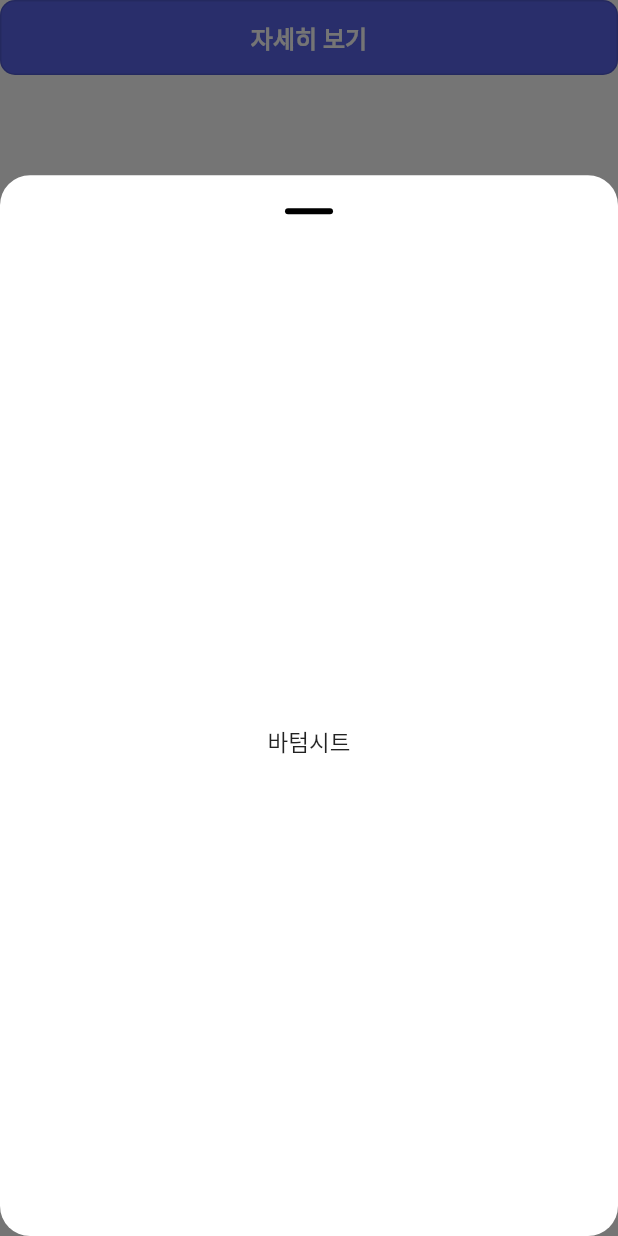
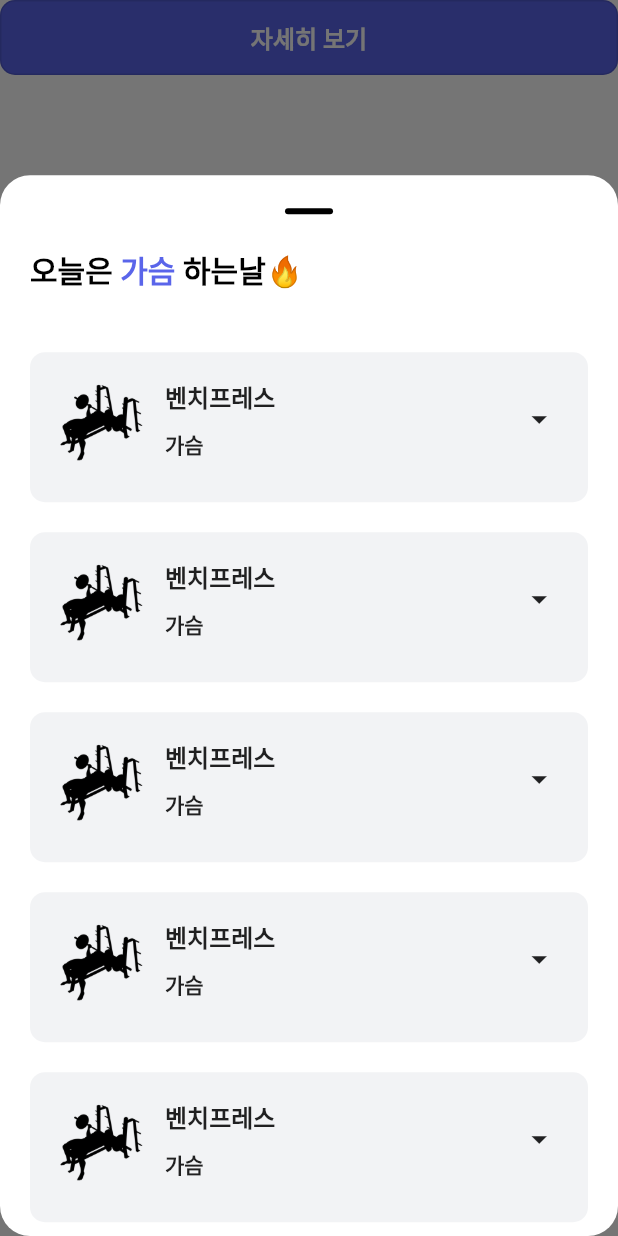
Before and after one commit to ggalmury/gymmy-client, a Flutter app: the PrimaryBtn widget shown alone on an empty page, opened directly, after a tap on "자세히 보기", on a phone screen of 412 x 824 dp. Run offline on Flutter 3.47's test engine with Material 2 defaults, Android fonts, the phone set to English and light mode, and no system bars; our stand-ins replace flutter_svg, table_calendar.

Commit message:
feat: implementing summaries of work out data for each day

```diff
--- a/lib/properties/app_color.dart
+++ b/lib/properties/app_color.dart
@@ -3,7 +3,7 @@ import 'package:flutter/material.dart';
 class AppColor {
   static const Color appColor = Color.fromRGBO(90, 101, 234, 1);
   static const Color appColorLight = Color.fromRGBO(90, 101, 234, 0.5);
-  static const Color grey1 = Color.fromRGBO(227, 229, 232, 1);
-  static const Color grey2 = Color.fromRGBO(242, 243, 245, 1);
+  static const Color grey1 = Color.fromRGBO(242, 243, 245, 1);
+  static const Color grey2 = Color.fromRGBO(227, 229, 232, 1);
   static const Color grey3 = Color.fromRGBO(215, 217, 220, 1);
 }
--- a/lib/utils/helper/screen_util.dart
+++ b/lib/utils/helper/screen_util.dart
@@ -13,11 +13,13 @@ class ScreenUtil {
       isScrollControlled: true,
       showDragHandle: true,
       builder: (BuildContext ctx) {
-        return SizedBox(
-          height: height ?? MediaQuery.of(context).size.height * 0.8,
-          child: Padding(
-            padding: const EdgeInsets.symmetric(horizontal: 20),
-            child: child,
+        return SafeArea(
+          child: SizedBox(
+            height: height ?? MediaQuery.of(context).size.height * 0.8,
+            child: Padding(
+              padding: const EdgeInsets.symmetric(horizontal: 20),
+              child: child,
+            ),
           ),
         );
       },
--- a/lib/widgets/atoms/buttons/primary_btn.dart
+++ b/lib/widgets/atoms/buttons/primary_btn.dart
@@ -22,7 +22,7 @@ class PrimaryBtn extends StatelessWidget {
     }
   }
 
-  Color _foregroundColor() {
+  Color _fontColor() {
     switch (widgetColor) {
       case WidgetColor.appColor:
         return Colors.white;
@@ -37,16 +37,17 @@ class PrimaryBtn extends StatelessWidget {
       child: OutlinedButton(
         onPressed: onPressed,
         style: OutlinedButton.styleFrom(
-            backgroundColor: _backgroundColor(),
-            foregroundColor: _foregroundColor(),
-            shape: RoundedRectangleBorder(
-              borderRadius: BorderRadius.circular(10),
-            )),
+          backgroundColor: _backgroundColor(),
+          shape: RoundedRectangleBorder(
+            borderRadius: BorderRadius.circular(10),
+          ),
+        ),
         child: Text(
           label,
-          style: const TextStyle(
+          style: TextStyle(
             fontSize: 16,
             fontWeight: FontWeight.bold,
+            color: _fontColor(),
           ),
         ),
       ),
--- /dev/null
+++ b/lib/widgets/atoms/buttons/text_btn.dart
@@ -0,0 +1,36 @@
+import 'package:flutter/material.dart';
+
+class TextBtn extends StatelessWidget {
+  final String label;
+  final VoidCallback onPressed;
+  final double? width;
+  final Color? fontColor;
+
+  const TextBtn(
+      {super.key,
+      required this.label,
+      required this.onPressed,
+      this.width,
+      this.fontColor});
+
+  @override
+  Widget build(BuildContext context) {
+    return SizedBox(
+      width: width ?? double.infinity,
+      child: OutlinedButton(
+        onPressed: onPressed,
+        style: ButtonStyle(
+          side: MaterialStateProperty.all(BorderSide.none),
+        ),
+        child: Text(
+          label,
+          style: TextStyle(
+            fontSize: 16,
+            fontWeight: FontWeight.bold,
+            color: fontColor,
+          ),
+        ),
+      ),
+    );
+  }
+}
--- a/lib/widgets/molecules/svg_row.dart
+++ b/lib/widgets/molecules/svg_row.dart
@@ -24,7 +24,7 @@ class SvgRow extends StatelessWidget {
             child: ScreenUtil.svgFactory(svgName, svgSize ?? 16),
           ),
         ),
-        const SizedBox(width: 5),
+        const SizedBox(width: 7),
         Text(
           label,
           style: const TextStyle(
--- a/lib/widgets/organisms/app_calendar.dart
+++ b/lib/widgets/organisms/app_calendar.dart
@@ -13,7 +13,7 @@ class AppCalendar extends StatelessWidget {
   Widget build(BuildContext context) {
     return Container(
       decoration: const BoxDecoration(
-        color: AppColor.grey2,
+        color: AppColor.grey1,
         borderRadius: BorderRadius.all(
           Radius.circular(20),
         ),
--- a/lib/widgets/screens/routine.dart
+++ b/lib/widgets/screens/routine.dart
@@ -3,6 +3,7 @@ import 'package:gymmy_client/properties/app_color.dart';
 import 'package:gymmy_client/utils/enum/widget.dart';
 import 'package:gymmy_client/utils/helper/screen_util.dart';
 import 'package:gymmy_client/widgets/atoms/buttons/primary_btn.dart';
+import 'package:gymmy_client/widgets/atoms/buttons/text_btn.dart';
 import 'package:gymmy_client/widgets/molecules/svg_row.dart';
 import 'package:gymmy_client/widgets/organisms/app_calendar.dart';
 import 'package:gymmy_client/widgets/templates/base.dart';
@@ -38,7 +39,7 @@ class _RoutineState extends State<Routine> {
           Expanded(
             child: Container(
               decoration: const BoxDecoration(
-                color: AppColor.grey2,
+                color: AppColor.grey1,
                 borderRadius: BorderRadius.all(
                   Radius.circular(20),
                 ),
@@ -102,9 +103,7 @@ class _RoutineState extends State<Routine> {
                       label: "자세히 보기",
                       onPressed: () => ScreenUtil.bottomSheetHandler(
                         context,
-                        const Center(
-                          child: Text("바텀시트"),
-                        ),
+                        _BottomSheetBody(),
                       ),
                       widgetColor: WidgetColor.appColor,
                       widgetSize: WidgetSize.big,
@@ -119,3 +118,167 @@ class _RoutineState extends State<Routine> {
     );
   }
 }
+
+class _BottomSheetBody extends StatelessWidget {
+  @override
+  Widget build(BuildContext context) {
+    return NestedScrollView(
+      headerSliverBuilder: (context, innerBoxIsScrolled) {
+        return [
+          SliverToBoxAdapter(
+            child: Padding(
+              padding: const EdgeInsets.only(bottom: 40),
+              child: RichText(
+                text: const TextSpan(
+                  children: [
+                    TextSpan(text: "오늘은 "),
+                    TextSpan(
+                      text: "가슴",
+                      style: TextStyle(color: AppColor.appColor),
+                    ),
+                    TextSpan(text: " 하는날🔥"),
+                  ],
+                  style: TextStyle(
+                    fontSize: 20,
+                    fontWeight: FontWeight.bold,
+                    color: Colors.black,
+                  ),
+                ),
+              ),
+            ),
+          ),
+        ];
+      },
+      body: SingleChildScrollView(
+        child: Column(
+          children: List.generate(
+            6,
+            (index) {
+              return const Column(
+                children: [
+                  _PlanContainer(),
+                  SizedBox(height: 20),
+                ],
+              );
+            },
+          ),
+        ),
+      ),
+    );
+  }
+}
+
+class _PlanContainer extends StatefulWidget {
+  const _PlanContainer({super.key});
+
+  @override
+  State<_PlanContainer> createState() => __PlanContainertate();
+}
+
+class __PlanContainertate extends State<_PlanContainer> {
+  bool _updateToggle = false;
+
+  void _setUpdateToggle() {
+    setState(() {
+      _updateToggle = !_updateToggle;
+    });
+  }
+
+  @override
+  Widget build(BuildContext context) {
+    return GestureDetector(
+      onTap: _setUpdateToggle,
+      child: Container(
+        width: double.infinity,
+        decoration: const BoxDecoration(
+          color: AppColor.grey1,
+          borderRadius: BorderRadius.all(
+            Radius.circular(10),
+          ),
+        ),
+        child: Padding(
+          padding: const EdgeInsets.symmetric(horizontal: 20, vertical: 10),
+          child: Column(
+            mainAxisAlignment: MainAxisAlignment.spaceEvenly,
+            children: [
+              SizedBox(
+                height: 70,
+                child: Row(
+                  mainAxisAlignment: MainAxisAlignment.spaceBetween,
+                  children: [
+                    Row(
+                      children: [
+                        ClipRect(
+                          child: Image.asset(
+                            "assets/image/bench-press.png",
+                            width: 55,
+                            height: 55,
+                          ),
+                        ),
+                        const SizedBox(width: 15),
+                        const Column(
+                          mainAxisAlignment: MainAxisAlignment.center,
+                          crossAxisAlignment: CrossAxisAlignment.start,
+                          children: [
+                            Text(
+                              "벤치프레스",
+                              style: TextStyle(
+                                fontSize: 16,
+                                fontWeight: FontWeight.bold,
+                              ),
+                            ),
+                            SizedBox(height: 10),
+                            Text(
+                              "가슴",
+                              style: TextStyle(
+                                fontSize: 14,
+                                fontWeight: FontWeight.bold,
+                              ),
+                            ),
+                          ],
+                        ),
+                      ],
+                    ),
+                    Icon(
+                      _updateToggle
+                          ? Icons.arrow_drop_up
+                          : Icons.arrow_drop_down,
+                      size: 25,
+                    ),
+                  ],
+                ),
+              ),
+              const SizedBox(height: 10),
+              AnimatedContainer(
+                width: double.infinity,
+                height: _updateToggle ? 60 : 0,
+                duration: const Duration(milliseconds: 300),
+                curve: Curves.ease,
+                child: Row(
+                  children: [
+                    Expanded(
+                      child: TextBtn(
+                        label: "삭제",
+                        onPressed: () {},
+                        fontColor: Colors.red,
+                      ),
+                    ),
+                    const SizedBox(width: 10),
+                    Expanded(
+                      child: PrimaryBtn(
+                        label: "정보",
+                        onPressed: () {},
+                        widgetColor: WidgetColor.appColor,
+                        widgetSize: WidgetSize.small,
+                      ),
+                    )
+                  ],
+                ),
+              ),
+            ],
+          ),
+        ),
+      ),
+    );
+  }
+}
```
Also changed, not shown: assets/image/bench-press.png (added).
